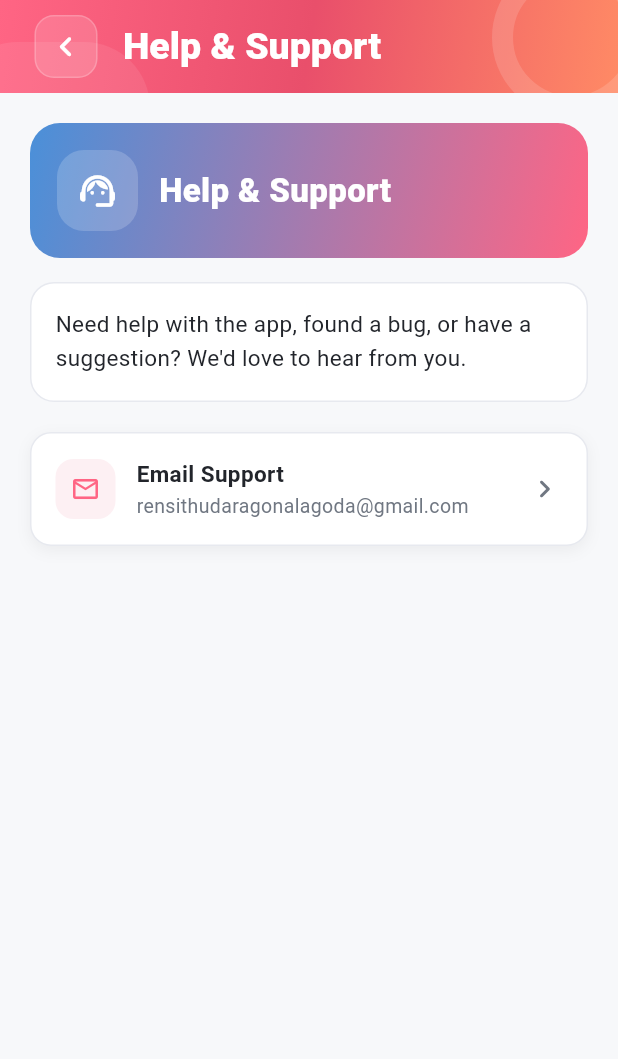
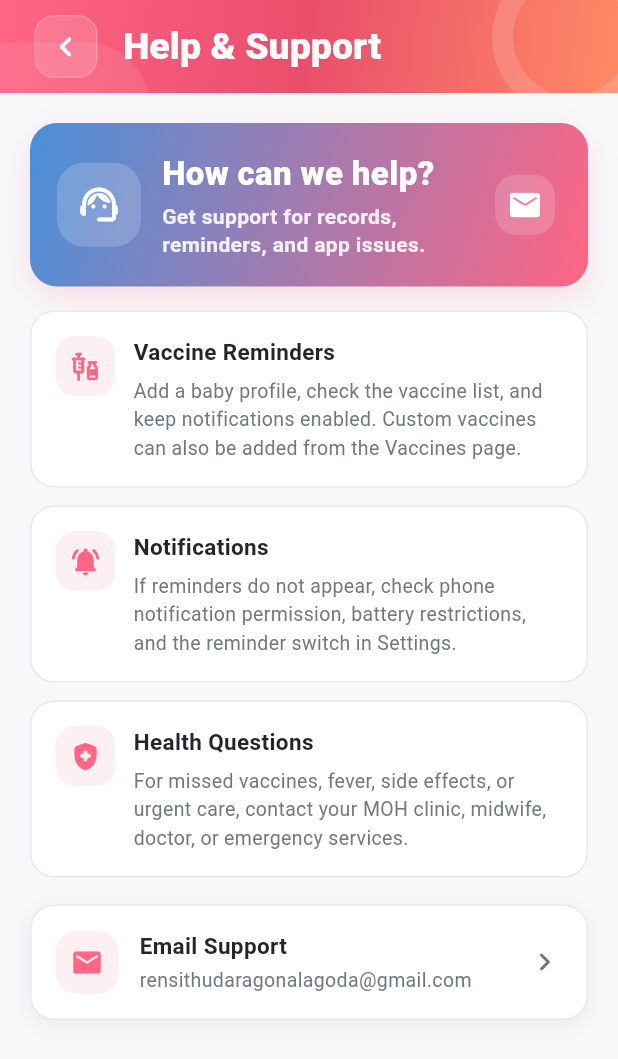
Before and after one commit to RensithUdara/Baby-Bloom-Mobile-Application, a Flutter app: the HelpSupportScreen screen opened directly, on a phone screen of 412 x 824 dp. Shown: the top 1059 px of the screen. Run offline on Flutter 3.47's test engine with Material 3 defaults, Android fonts, the phone set to English and light mode, and no system bars; our stand-ins replace cloud_firestore, firebase_analytics, firebase_auth, firebase_core, firebase_messaging, flutter_local_notifications and 4 more; accounts and stored records are empty; generated files the repository leaves out were written again; statements that could not run were skipped.

Commit message:
feat: Update HelpSupportScreen layout with new support hero and help cards

```diff
--- a/lib/screens/help_support_screen.dart
+++ b/lib/screens/help_support_screen.dart
@@ -32,64 +32,31 @@ class HelpSupportScreen extends StatelessWidget {
       appBar: AppTopBar(title: context.l10n.helpSupport),
       body: SafeArea(
         child: ListView(
-          padding: const EdgeInsets.all(20),
+          padding: const EdgeInsets.fromLTRB(20, 20, 20, 28),
           children: [
-            Container(
-              padding: const EdgeInsets.all(18),
-              decoration: BoxDecoration(
-                gradient: LinearGradient(
-                  begin: Alignment.topLeft,
-                  end: Alignment.bottomRight,
-                  colors: [AppColors.upcoming, AppColors.primary],
-                ),
-                borderRadius: BorderRadius.circular(20),
-              ),
-              child: Row(
-                children: [
-                  Container(
-                    width: 54,
-                    height: 54,
-                    decoration: BoxDecoration(
-                      color: Colors.white.withValues(alpha: 0.18),
-                      borderRadius: BorderRadius.circular(18),
-                    ),
-                    child: const Icon(
-                      Icons.support_agent_rounded,
-                      color: Colors.white,
-                      size: 28,
-                    ),
-                  ),
-                  const SizedBox(width: 14),
-                  Expanded(
-                    child: Text(
-                      context.l10n.helpSupport,
-                      style: const TextStyle(
-                        color: Colors.white,
-                        fontSize: 22,
-                        fontWeight: FontWeight.w900,
-                      ),
-                    ),
-                  ),
-                ],
-              ),
+            _SupportHero(onEmail: () => _sendEmail(context)),
+            const SizedBox(height: 16),
+            const _HelpCard(
+              icon: Icons.vaccines_rounded,
+              title: 'Vaccine Reminders',
+              body:
+                  'Add a baby profile, check the vaccine list, and keep notifications enabled. Custom vaccines can also be added from the Vaccines page.',
             ),
-            const SizedBox(height: 16),
-            Container(
-              padding: const EdgeInsets.all(16),
-              decoration: BoxDecoration(
-                color: AppColors.cardBackground,
-                borderRadius: BorderRadius.circular(16),
-                border: Border.all(color: AppColors.divider),
-              ),
-              child: Text(
-                context.l10n.helpBody,
-                style: AppTextStyles.cardTitle.copyWith(
-                  height: 1.5,
-                  fontWeight: FontWeight.w400,
-                ),
-              ),
+            const SizedBox(height: 12),
+            const _HelpCard(
+              icon: Icons.notifications_active_rounded,
+              title: 'Notifications',
+              body:
+                  'If reminders do not appear, check phone notification permission, battery restrictions, and the reminder switch in Settings.',
             ),
-            const SizedBox(height: 20),
+            const SizedBox(height: 12),
+            const _HelpCard(
+              icon: Icons.health_and_safety_rounded,
+              title: 'Health Questions',
+              body:
+                  'For missed vaccines, fever, side effects, or urgent care, contact your MOH clinic, midwife, doctor, or emergency services.',
+            ),
+            const SizedBox(height: 18),
             InkWell(
               onTap: () => _sendEmail(context),
               borderRadius: BorderRadius.circular(16),
@@ -97,28 +64,29 @@ class HelpSupportScreen extends StatelessWidget {
                 padding: const EdgeInsets.all(16),
                 decoration: BoxDecoration(
                   color: AppColors.cardBackground,
-                  borderRadius: BorderRadius.circular(14),
+                  borderRadius: BorderRadius.circular(16),
                   border: Border.all(color: AppColors.divider),
                   boxShadow: [
                     BoxShadow(
                       color: AppColors.shadow,
-                      blurRadius: 8,
-                      offset: const Offset(0, 3),
+                      blurRadius: 10,
+                      offset: const Offset(0, 4),
                     ),
                   ],
                 ),
                 child: Row(
                   children: [
                     Container(
-                      padding: const EdgeInsets.all(10),
+                      width: 42,
+                      height: 42,
                       decoration: BoxDecoration(
                         color: AppColors.softSurface,
-                        borderRadius: BorderRadius.circular(12),
+                        borderRadius: BorderRadius.circular(14),
                       ),
                       child: Icon(
-                        Icons.email_outlined,
+                        Icons.email_rounded,
                         color: AppColors.primary,
-                        size: 20,
+                        size: 22,
                       ),
                     ),
                     const SizedBox(width: 14),
@@ -130,8 +98,13 @@ class HelpSupportScreen extends StatelessWidget {
                             context.l10n.emailSupport,
                             style: AppTextStyles.cardTitle,
                           ),
-                          const SizedBox(height: 2),
-                          Text(_supportEmail, style: AppTextStyles.subtitle),
+                          const SizedBox(height: 3),
+                          Text(
+                            _supportEmail,
+                            maxLines: 1,
+                            overflow: TextOverflow.ellipsis,
+                            style: AppTextStyles.subtitle,
+                          ),
                         ],
                       ),
                     ),
@@ -149,3 +122,136 @@ class HelpSupportScreen extends StatelessWidget {
     );
   }
 }
+
+class _SupportHero extends StatelessWidget {
+  final VoidCallback onEmail;
+
+  const _SupportHero({required this.onEmail});
+
+  @override
+  Widget build(BuildContext context) {
+    return Container(
+      padding: const EdgeInsets.all(18),
+      decoration: BoxDecoration(
+        gradient: LinearGradient(
+          begin: Alignment.topLeft,
+          end: Alignment.bottomRight,
+          colors: [AppColors.upcoming, AppColors.primary],
+        ),
+        borderRadius: BorderRadius.circular(18),
+        boxShadow: [
+          BoxShadow(
+            color: AppColors.primary.withValues(alpha: 0.18),
+            blurRadius: 18,
+            offset: const Offset(0, 8),
+          ),
+        ],
+      ),
+      child: Row(
+        children: [
+          Container(
+            width: 56,
+            height: 56,
+            decoration: BoxDecoration(
+              color: Colors.white.withValues(alpha: 0.18),
+              borderRadius: BorderRadius.circular(18),
+            ),
+            child: const Icon(
+              Icons.support_agent_rounded,
+              color: Colors.white,
+              size: 30,
+            ),
+          ),
+          const SizedBox(width: 14),
+          Expanded(
+            child: Column(
+              crossAxisAlignment: CrossAxisAlignment.start,
+              children: [
+                const Text(
+                  'How can we help?',
+                  style: TextStyle(
+                    color: Colors.white,
+                    fontSize: 22,
+                    fontWeight: FontWeight.w900,
+                  ),
+                ),
+                const SizedBox(height: 4),
+                Text(
+                  'Get support for records, reminders, and app issues.',
+                  style: TextStyle(
+                    color: Colors.white.withValues(alpha: 0.88),
+                    height: 1.35,
+                    fontWeight: FontWeight.w700,
+                  ),
+                ),
+              ],
+            ),
+          ),
+          IconButton(
+            onPressed: onEmail,
+            icon: const Icon(Icons.mail_rounded),
+            color: Colors.white,
+            style: IconButton.styleFrom(
+              backgroundColor: Colors.white.withValues(alpha: 0.16),
+              shape: RoundedRectangleBorder(
+                borderRadius: BorderRadius.circular(14),
+              ),
+            ),
+          ),
+        ],
+      ),
+    );
+  }
+}
+
+class _HelpCard extends StatelessWidget {
+  final IconData icon;
+  final String title;
+  final String body;
+
+  const _HelpCard({
+    required this.icon,
+    required this.title,
+    required this.body,
+  });
+
+  @override
+  Widget build(BuildContext context) {
+    return Container(
+      padding: const EdgeInsets.all(16),
+      decoration: BoxDecoration(
+        color: AppColors.cardBackground,
+        borderRadius: BorderRadius.circular(16),
+        border: Border.all(color: AppColors.divider),
+      ),
+      child: Row(
+        crossAxisAlignment: CrossAxisAlignment.start,
+        children: [
+          Container(
+            width: 40,
+            height: 40,
+            decoration: BoxDecoration(
+              color: AppColors.softSurface,
+              borderRadius: BorderRadius.circular(13),
+            ),
+            child: Icon(icon, color: AppColors.primary, size: 22),
+          ),
+          const SizedBox(width: 12),
+          Expanded(
+            child: Column(
+              crossAxisAlignment: CrossAxisAlignment.start,
+              children: [
+                Text(title, style: AppTextStyles.cardTitle),
+                const SizedBox(height: 6),
+                Text(
+                  body,
+                  style: AppTextStyles.subtitle.copyWith(height: 1.45),
+                ),
+              ],
+            ),
+          ),
+        ],
+      ),
+    );
+  }
+}
```
